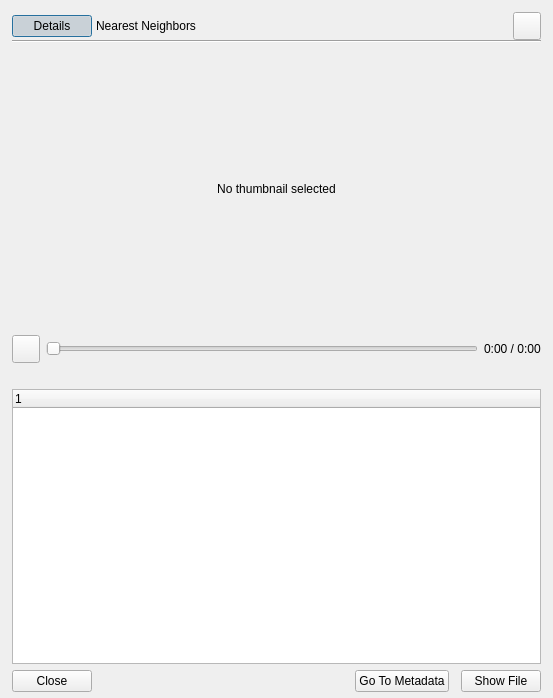
Before: the Qt Designer form src/DiscoveryArea/ui/selection_actions_dialog.ui in eidora-desktop/EIDORA, drawn with Qt 5.
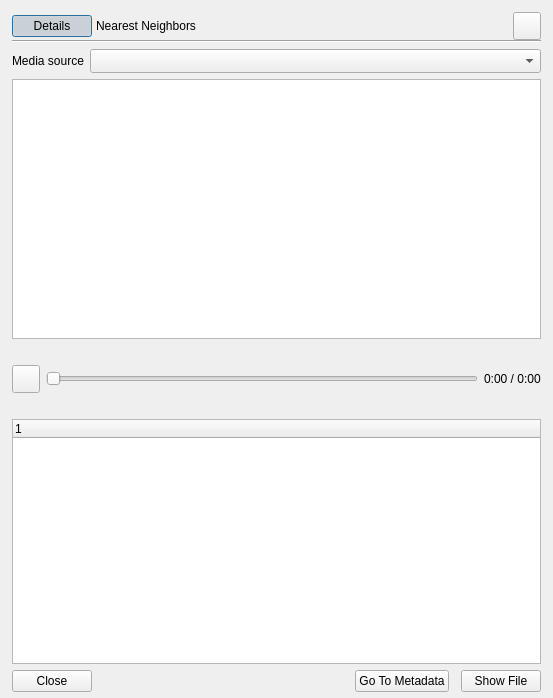
After: the same form once the commit is applied. The open tabs and pages were chosen to show the change. Icons and pictures are not drawn.

The edit to the form file:
```diff
--- a/src/DiscoveryArea/ui/selection_actions_dialog.ui
+++ b/src/DiscoveryArea/ui/selection_actions_dialog.ui
@@ -192,6 +192,24 @@
        <property name="bottomMargin">
         <number>0</number>
        </property>
+       <item>
+        <layout class="QHBoxLayout" name="layout_media_source">
+         <item>
+          <widget class="QLabel" name="label_media_source">
+           <property name="text"><string>Media source</string></property>
+           <property name="buddy"><cstring>combo_media_source</cstring></property>
+          </widget>
+         </item>
+         <item>
+          <widget class="QComboBox" name="combo_media_source">
+           <property name="sizePolicy"><sizepolicy hsizetype="Expanding" vsizetype="Fixed"><horstretch>0</horstretch><verstretch>0</verstretch></sizepolicy></property>
+           <property name="toolTip"><string>Choose linked media to preview</string></property>
+           <property name="sizeAdjustPolicy"><enum>QComboBox::SizeAdjustPolicy::AdjustToMinimumContentsLengthWithIcon</enum></property>
+           <property name="minimumContentsLength"><number>20</number></property>
+          </widget>
+         </item>
+        </layout>
+       </item>
        <item>
         <widget class="QStackedWidget" name="stack_metadata_media">
          <property name="minimumSize">
@@ -275,6 +293,38 @@
            </item>
           </layout>
          </widget>
+         <widget class="QWidget" name="page_source_text">
+          <layout class="QVBoxLayout" name="layout_source_text">
+           <property name="leftMargin"><number>0</number></property>
+           <property name="topMargin"><number>0</number></property>
+           <property name="rightMargin"><number>0</number></property>
+           <property name="bottomMargin"><number>0</number></property>
+           <item>
+            <widget class="QPlainTextEdit" name="edit_source_text">
+             <property name="readOnly"><bool>true</bool></property>
+             <property name="accessibleName"><string>Text document preview</string></property>
+            </widget>
+           </item>
+           <item>
+            <widget class="QLabel" name="label_source_text_status">
+             <property name="text"><string/></property>
+             <property name="wordWrap"><bool>true</bool></property>
+            </widget>
+           </item>
+          </layout>
+         </widget>
+         <widget class="QWidget" name="page_source_audio">
+          <layout class="QVBoxLayout" name="layout_source_audio">
+           <item>
+            <widget class="QLabel" name="label_source_audio">
+             <property name="text"><string>Audio source</string></property>
+             <property name="textFormat"><enum>Qt::TextFormat::PlainText</enum></property>
+             <property name="alignment"><set>Qt::AlignmentFlag::AlignCenter</set></property>
+             <property name="wordWrap"><bool>true</bool></property>
+            </widget>
+           </item>
+          </layout>
+         </widget>
         </widget>
        </item>
        <item>
```
